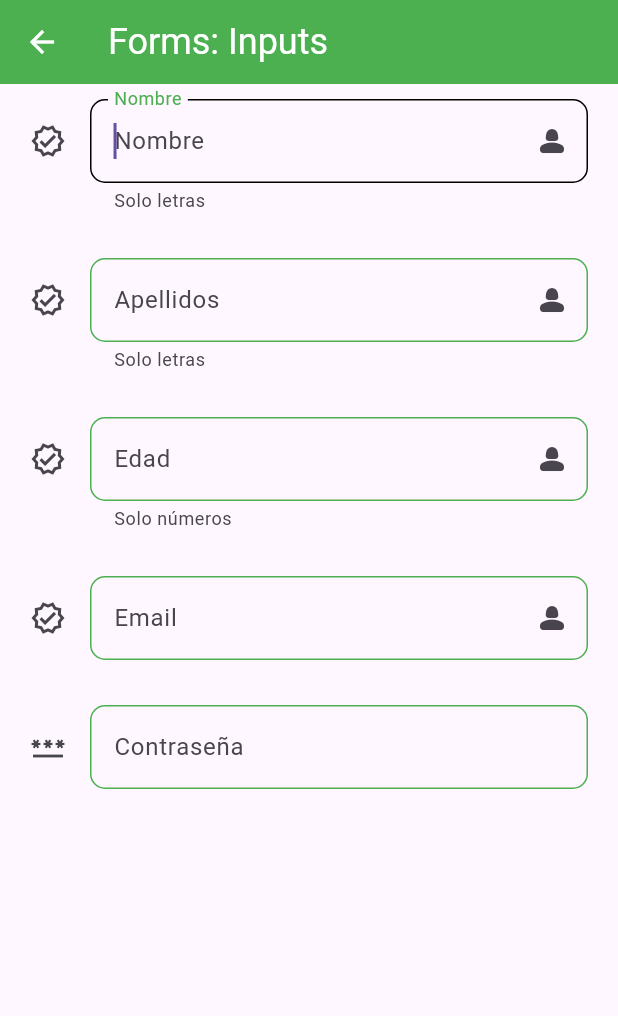
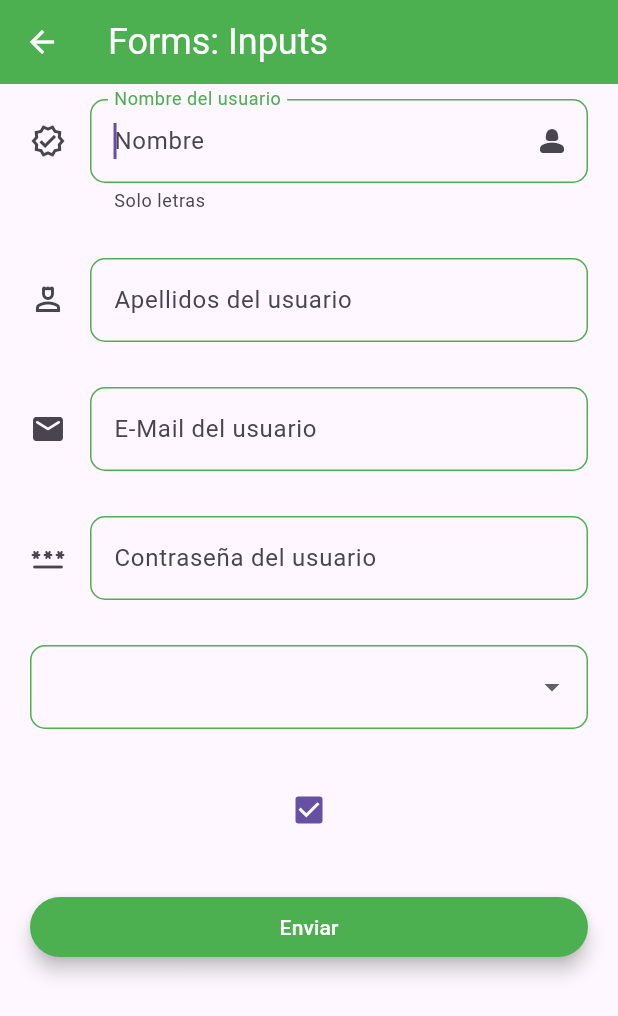
Before and after one commit to AlvaroFernandezRodriguez4/fl_components, a Flutter app: the InputsScreen screen opened by its route, on a phone screen of 412 x 824 dp. Shown: the top 1016 px of the screen. Run offline on Flutter 3.47's test engine with Material 3 defaults, Android fonts, the phone set to English and light mode, and no system bars.

Commit message:
hasta dia 1/12

```diff
--- a/lib/routes/app_routes.dart
+++ b/lib/routes/app_routes.dart
@@ -46,6 +46,11 @@ class AppRoutes {
       icon: Icons.input_rounded,
       name: 'Forms: Inputs',
       screen: const InputsScreen()),
+    MenuOption(
+      route: 'slider',
+      icon: Icons.arrow_back_ios_new,
+      name: 'Slider',
+      screen: const SliderScreen()),
   ];
 
   static Map<String, Widget Function(BuildContext)> getAppRoutes() {
--- a/lib/screens/inputs_screen.dart
+++ b/lib/screens/inputs_screen.dart
@@ -1,62 +1,118 @@
-import 'package:fl_components/widgets/custom_text_form_file.dart';
+import 'package:fl_components/widgets/widgets.dart';
+import 'package:flutter/foundation.dart';
 import 'package:flutter/material.dart';
 
 class InputsScreen extends StatelessWidget {
+
   const InputsScreen({Key? key}) : super(key: key);
 
   @override
   Widget build(BuildContext context) {
+
+    final myFormKey = GlobalKey<FormState>();
+
+    //bool _checkEnabled = true;
+    final ValueNotifier<bool> _checkEnabled = ValueNotifier<bool>(true);
+
+    final Map<String, String> formValues = {
+      'nombre':  'Andres',
+      'apellido': 'Iniesta',
+      'email': 'iniesta@gmail.com',
+      'password': '123456',
+      'role': 'usuario'
+    };
+
     return Scaffold(
       appBar: AppBar(
         title: const Text('Forms: Inputs'),
       ),
-      body: const SingleChildScrollView(
-        padding: EdgeInsetsDirectional.symmetric(horizontal: 20, vertical: 10),
+      body: SingleChildScrollView(
+         padding: EdgeInsets.symmetric(horizontal: 20, vertical: 10),
+         child: Form(
+          key: myFormKey,
            child: Column(
             children: [
               CustomTextFormField(
                 hintText: 'Nombre',
-              labelText: 'Nombre',
+                labelText: 'Nombre del usuario',
                 helperText: 'Solo letras',
                 icon: Icons.verified_outlined,
                 suffixIcon: Icons.person_2_rounded,
                 obscureText: false,
+                formProperty: 'nombre',
+                formValues: formValues,
               ),
               SizedBox(height: 30),
                CustomTextFormField(
                 hintText: 'Apellidos',
-              labelText: 'Apellidos',
-              helperText: 'Solo letras',
-              icon: Icons.verified_outlined,
-              suffixIcon: Icons.person_2_rounded,
+                labelText: 'Apellidos del usuario',
+                icon: Icons.person_4_outlined,
                 obscureText: false,
+                formProperty: 'apellidos',
+                formValues: formValues,
               ),
               SizedBox(height: 30),
                CustomTextFormField(
-              hintText: 'Edad',
-              labelText: 'Edad',
-              helperText: 'Solo números',
-              icon: Icons.verified_outlined,
-              suffixIcon: Icons.person_2_rounded,
-              obscureText: false,
-            ),
-            SizedBox(height: 30),
-            CustomTextFormField(
-              hintText: 'Email',
-              labelText: 'Email',
-              icon: Icons.verified_outlined,
-              suffixIcon: Icons.person_2_rounded,
+                hintText: 'E-Mail',
+                labelText: 'E-Mail del usuario',
+                icon: Icons.email_rounded,
                 keyboardType: TextInputType.emailAddress,
                 obscureText: false,
+                formProperty: 'email',
+                formValues: formValues,
               ),
               SizedBox(height: 30),
                CustomTextFormField(
                 hintText: 'Contraseña',
-              labelText: 'Contraseña',
-              icon: Icons.password_outlined,
+                labelText: 'Contraseña del usuario',
+                icon: Icons.password_rounded,
                 obscureText: true,
+                formProperty: 'password',
+                formValues: formValues,
               ),
+              SizedBox(height: 30),
+              DropdownButtonFormField(
+                items: [
+                  DropdownMenuItem(child: Text('Usuario'), value: 'usuario'),
+                  DropdownMenuItem(child: Text('Editor'), value: 'editor'),
+                  DropdownMenuItem(child: Text('Programador'), value: 'programador'),
+                  DropdownMenuItem(child: Text('Administrador'), value: 'administrador'),
                 ],
+                onChanged: ((value){
+                  print(value);
+                  formValues['role'] = value ?? 'usuario';
+                })
+              ),
+              SizedBox(height: 30),
+
+              ValueListenableBuilder<bool>(
+                valueListenable: _checkEnabled,
+                builder: (context, value, _){
+                  return Checkbox(
+                    value: value,
+                    onChanged: (newValue) {
+                      _checkEnabled.value = newValue ?? true;
+                    },
+                  );
+                }
+              ),
+
+              SizedBox(height: 30),
+              ElevatedButton(
+                onPressed: () {
+                  FocusScope.of(context).requestFocus(FocusNode());
+                  if(!myFormKey.currentState!.validate()){
+                    print('Fomulario no valido');
+                    return;
+                  }
+                },
+                child: SizedBox(
+                  width: double.infinity,
+                  child: Center(child: Text('Enviar'))
+                  )
+              )
+            ],
+           ),
          ),
       ),
     );
--- a/lib/screens/screens.dart
+++ b/lib/screens/screens.dart
@@ -6,3 +6,4 @@ export 'package:fl_components/screens/listview2_screen.dart';
 export 'package:fl_components/screens/avatar_screen.dart';
 export 'package:fl_components/screens/animated_screen.dart';
 export 'package:fl_components/screens/inputs_screen.dart';
+export 'package:fl_components/screens/slider_screen.dart';
--- a/lib/theme/app_theme.dart
+++ b/lib/theme/app_theme.dart
@@ -38,15 +38,23 @@ class AppTheme {
         ),
         //InputDecoration
         inputDecorationTheme: InputDecorationTheme(
-          floatingLabelStyle: const TextStyle(color: primary),
+            floatingLabelStyle: TextStyle( color: primary),
             enabledBorder: OutlineInputBorder(
-            borderSide: const BorderSide(color: primary),
+              borderSide: BorderSide(color: primary),
               borderRadius: BorderRadius.circular(10)
             ),
             focusedBorder: OutlineInputBorder(
+              borderSide: BorderSide(color: primary),
+              borderRadius: BorderRadius.circular(10)
+            ),
+            border: OutlineInputBorder(
               borderRadius: BorderRadius.circular(10)
             )
+        ),
+        sliderTheme: SliderThemeData(
+          activeTrackColor: primary,
+          thumbColor: primary
         )
+
       );
-
 }
--- a/lib/widgets/custom_text_form_file.dart
+++ b/lib/widgets/custom_text_form_file.dart
@@ -10,23 +10,28 @@ class CustomTextFormField extends StatelessWidget {
   final TextInputType? keyboardType;
   final bool obscureText;
 
+  final String formProperty;
+  final Map<String, String> formValues;
 
   const CustomTextFormField({
-    super.key, this.hintText, this.labelText, this.helperText, this.icon, this.suffixIcon, this.keyboardType, required this.obscureText,
+    super.key, this.hintText, this.labelText, this.helperText, this.icon, this.suffixIcon, this.keyboardType, required this.obscureText, required this.formProperty, required this.formValues,
   });
 
   @override
   Widget build(BuildContext context) {
     return TextFormField(
       autofocus: true,
+      //initialValue: 'Introduce tu nombre',
       textCapitalization: TextCapitalization.words,
       keyboardType: keyboardType,
       obscureText: obscureText,
-      onChanged: (value){
-        print('value: $value');
-      },
-      validator: (value) {
-        if (value!.length < 3) {
+      onChanged: (value) => formValues[formProperty] = value,
+      /*onChanged: (value) {
+        formValues[formProperty] = value;
+        print('Valores de formValues: ${formValues.toString()}');
+      },*/
+      validator: (value){
+        if (value!.length < 3){
           return 'Mínimo 3 caracteres';
         }
       },
@@ -35,10 +40,11 @@ class CustomTextFormField extends StatelessWidget {
         hintText: hintText,
         labelText: labelText,
         helperText: helperText,
-        //prefixIcon: Icon(Icons.person),
+        //prefixIcon: Icon(Icons.verified_user_outlined),
         icon: Icon(icon),
         suffixIcon: Icon(suffixIcon),
-      ),
-    );
+        )
+
+      );
   }
 }
```
Also changed, not shown: lib/screens/slider_screen.dart (added, +52 -0 lines). Lines whose indentation alone changed are shown as unchanged.
